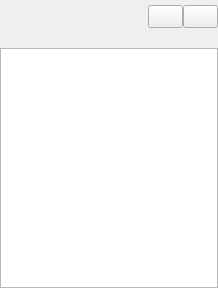
Old version of the form ui/edited_list_widget.ui in the repository irsural/calibrator_pc.
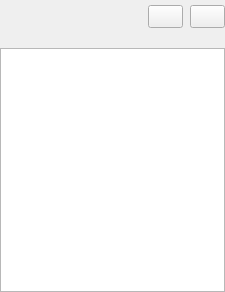
New version of the form. Icons and pictures are not drawn.

What changed in the file:
```diff
--- a/ui/edited_list_widget.ui
+++ b/ui/edited_list_widget.ui
@@ -6,8 +6,8 @@
    <rect>
     <x>0</x>
     <y>0</y>
-    <width>218</width>
-    <height>288</height>
+    <width>225</width>
+    <height>292</height>
    </rect>
   </property>
   <property name="font">
@@ -36,6 +36,9 @@
    </property>
    <item>
     <layout class="QHBoxLayout" name="horizontalLayout_2">
+     <property name="spacing">
+      <number>7</number>
+     </property>
      <property name="topMargin">
       <number>5</number>
      </property>
```
